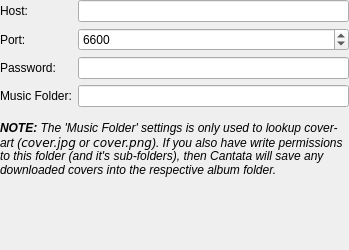
Qt form gui/serversettings.ui (polpo/cantata-mac) before a commit.
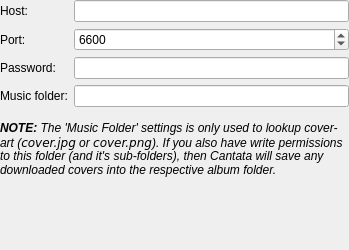
The same form after that commit. Custom widgets are drawn as their Qt base class.

```diff
--- a/gui/serversettings.ui
+++ b/gui/serversettings.ui
@@ -75,7 +75,7 @@
      <item row="3" column="0">
       <widget class="QLabel" name="label_3">
        <property name="text">
-        <string>Music Folder:</string>
+        <string>Music folder:</string>
        </property>
        <property name="buddy">
         <cstring>mpdDir</cstring>
```
